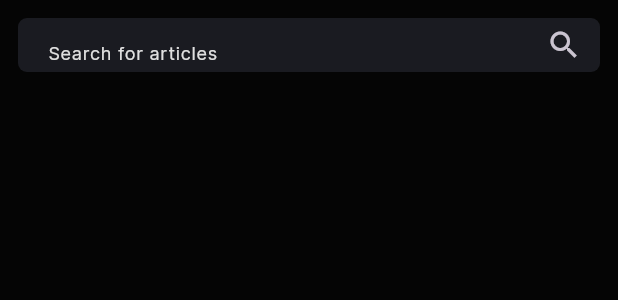
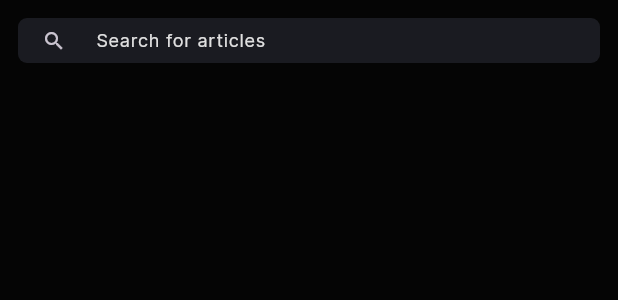
Before and after one commit to DoomKitty87/integrand-mobile, a Flutter app: the ArticleSearchBar widget shown alone on an empty page, opened directly, on a phone screen of 412 x 824 dp. Shown: the top 300 px of the screen. Run offline on Flutter 3.47's test engine with Material 3 defaults, Android fonts, the phone set to English and light mode, and no system bars; our stand-ins replace barcode_widget, flutter_animate, shared_preferences; accounts and stored records are empty; statements that could not run were skipped; project files that could hold a hidden picture were left out.

Commit message:
centered search bar

```diff
--- a/integrand/lib/app_page_tree/normal/main_pages/news.dart
+++ b/integrand/lib/app_page_tree/normal/main_pages/news.dart
@@ -92,8 +92,10 @@ class ArticleList extends StatelessWidget {
     // Sort articles by release date and release time, with most recent first
     newsArticles.sort((a, b) => b.compareTo(a));
     return Column(
+      mainAxisAlignment: MainAxisAlignment.spaceBetween,
       children: [
         const ArticleSearchBar(),
+        SizedBox(height: 20),
         Expanded(
           child: ListView.builder(
             itemCount: articleCount,
@@ -139,7 +141,7 @@ class ArticleList extends StatelessWidget {
 class ArticleSearchBar extends StatelessWidget {
   const ArticleSearchBar({super.key});
 
-  final double height = 36;
+  final double height = 30;
   final EdgeInsets padding = const EdgeInsets.only(left: 20, right: 20);
 
   @override
@@ -147,27 +149,31 @@ class ArticleSearchBar extends StatelessWidget {
     return Padding(
       padding: const EdgeInsets.all(12.0),
       child: Container(
+        height: height,
         decoration: BoxDecoration(
           color: lightGrey,
           borderRadius: BorderRadius.circular(6),
         ),
-        child: SizedBox(
-          height: height,
-          child: Material(
-            color: Colors.transparent,
+        child: Material(
+          color: Colors.transparent,
+          child: Center(
+            // TODO: This is very bad, when there's a better solution, replace this padding nonsense
             child: TextField(
+              maxLines: 1,
               style: smallBodyStyle,
-              textAlignVertical: TextAlignVertical.center,
-              textAlign: TextAlign.left,
-              decoration: InputDecoration(
-                helperStyle: smallBodyStyle,
+              onChanged: (value) {
+                print("Search for articles: $value");
+              },
+              decoration: const InputDecoration(
+                contentPadding: EdgeInsets.symmetric(vertical: 10.5), // just a magic number to center it
                 hintText: "Search for articles",
                 hintStyle: smallBodyStyle,
-                suffixIcon: const Icon(Icons.search),
+                prefixIcon: Icon(
+                  Icons.search,
+                  size: 16,
+                ),
                 border: InputBorder.none,
-                contentPadding: padding,
               ),
-
             ),
           ),
         ),
```
